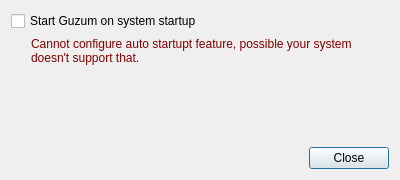
This is src/prefsdialog.ui in sigsergv/guzum as Qt 5 draws it before an edit. The edited form follows.
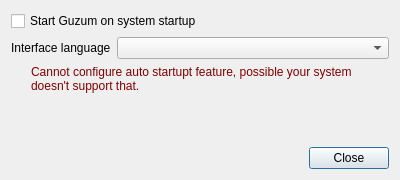
This is the edited form.

Commit message: Added setting for UI language

Patch:
```diff
--- a/src/prefsdialog.ui
+++ b/src/prefsdialog.ui
@@ -21,6 +21,27 @@
      </property>
     </widget>
    </item>
+   <item>
+    <layout class="QHBoxLayout" name="horizontalLayout_2">
+     <item>
+      <widget class="QLabel" name="label">
+       <property name="text">
+        <string>Interface language</string>
+       </property>
+      </widget>
+     </item>
+     <item>
+      <widget class="QComboBox" name="uiLanguageCombo">
+       <property name="sizePolicy">
+        <sizepolicy hsizetype="Expanding" vsizetype="Fixed">
+         <horstretch>0</horstretch>
+         <verstretch>0</verstretch>
+        </sizepolicy>
+       </property>
+      </widget>
+     </item>
+    </layout>
+   </item>
    <item>
     <widget class="QLabel" name="autostartupCbErrorLabel">
      <property name="palette">
```
The commit also changes 5 other files.
